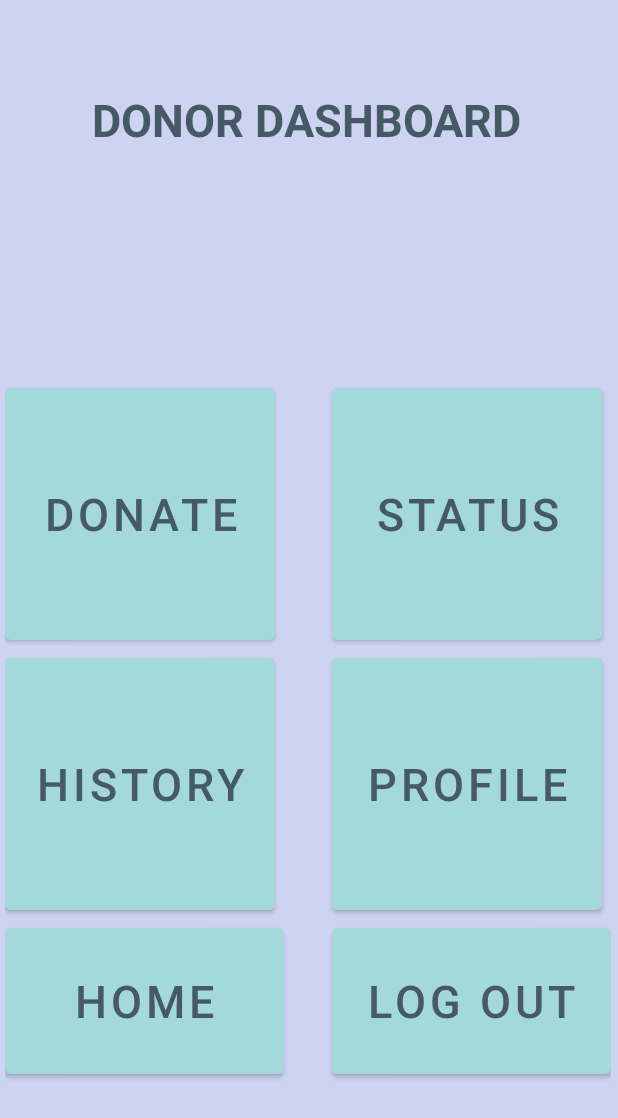
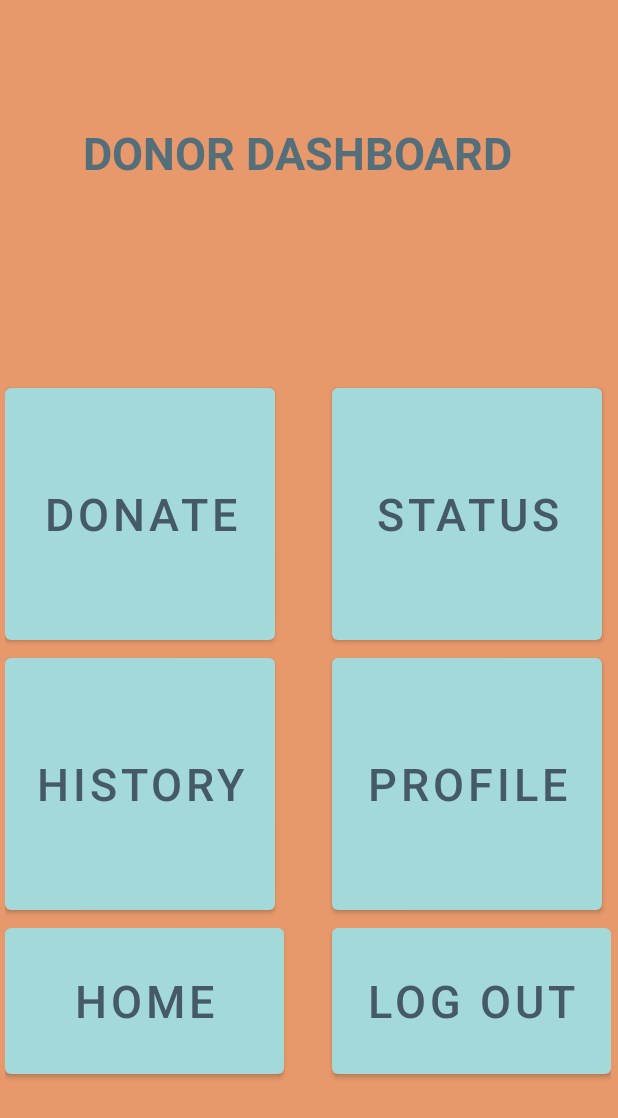
Before and after one commit to vmskonakanchi/SharedMeal, an Android app: the DashBoardActivity screen opened directly, with no data from a screen before it, on a phone screen of 412 x 824 dp. Shown: the top 1118 px of the screen. Run offline under Robolectric (Android 15) with nearby library versions, the phone set to English and light mode, and no system bars; our stand-ins replace Firebase (no records; nobody signed in at launch, a user with empty details on screens opened directly).

```diff
--- a/SharedMeal/app/src/main/AndroidManifest.xml
+++ b/SharedMeal/app/src/main/AndroidManifest.xml
@@ -18,10 +18,6 @@
             android:name="com.google.android.geo.API_KEY"
             android:value="${MAPS_API_KEY}" />
 
-        <activity
-            android:name="Rider.RiderMapActivity"
-            android:exported="false"
-            android:label="@string/title_activity_rider_map" />
         <activity
             android:name="Rider.PickUpComplete"
             android:exported="false" />
--- a/SharedMeal/app/src/main/java/com/example/sharedmeal/Donor/DashBoardActivity.java
+++ b/SharedMeal/app/src/main/java/com/example/sharedmeal/Donor/DashBoardActivity.java
@@ -85,7 +85,6 @@ public class DashBoardActivity extends AppCompatActivity {
             @Override
             public void onIdTokenChanged(@NonNull FirebaseAuth firebaseAuth) {
                 startActivity(new Intent(DashBoardActivity.this, MainActivity.class));
-                Toast.makeText(DashBoardActivity.this, "Logged Out Successfully", Toast.LENGTH_SHORT).show();
             }
         };
         auth.addIdTokenListener(listener);
--- a/SharedMeal/app/src/main/java/com/example/sharedmeal/Donor/StatusActivity.java
+++ b/SharedMeal/app/src/main/java/com/example/sharedmeal/Donor/StatusActivity.java
@@ -59,7 +59,6 @@ public class StatusActivity extends AppCompatActivity {
             Toast.makeText(this, "Something went wrong,please try again", Toast.LENGTH_SHORT).show();
             e.printStackTrace();
         }
-
     }
 
     public void DeleteDonation(View view) {
--- a/SharedMeal/app/src/main/res/layout/donor_dash_board.xml
+++ b/SharedMeal/app/src/main/res/layout/donor_dash_board.xml
@@ -8,18 +8,18 @@
 
     <TextView
         android:id="@+id/textView"
-        android:layout_width="288dp"
-        android:layout_height="47dp"
+        android:layout_width="322dp"
+        android:layout_height="44dp"
         android:text="DONOR DASHBOARD"
-        android:textColor="@color/text"
+        android:textColor="#546E7A"
         android:textSize="30sp"
         android:textStyle="bold"
         app:layout_constraintBottom_toBottomOf="parent"
         app:layout_constraintEnd_toEndOf="parent"
-        app:layout_constraintHorizontal_bias="0.496"
+        app:layout_constraintHorizontal_bias="0.617"
         app:layout_constraintStart_toStartOf="parent"
         app:layout_constraintTop_toTopOf="parent"
-        app:layout_constraintVertical_bias="0.076" />
+        app:layout_constraintVertical_bias="0.104" />
 
     <androidx.gridlayout.widget.GridLayout
         android:id="@+id/gridLayout"
--- a/SharedMeal/app/src/main/res/values-night/themes.xml
+++ b/SharedMeal/app/src/main/res/values-night/themes.xml
@@ -1,17 +1,16 @@
 <resources xmlns:tools="http://schemas.android.com/tools">
     <!-- Base application theme. -->
-    <style name="Theme.SharedMeal" parent="Theme.MaterialComponents.DayNight.DarkActionBar">
+    <style name="Theme.SharedMeal" parent="Theme.MaterialComponents.DayNight.NoActionBar">
         <!-- Primary brand color. -->
-        <item name="colorPrimary">@color/grey</item>
+        <item name="colorPrimary">@color/lightgreen</item>
         <item name="colorPrimaryVariant">@color/lightgreen</item>
         <item name="colorOnPrimary">@color/lightgreen</item>
         <!-- Secondary brand color. -->
         <item name="colorSecondary">@color/lightpink</item>
         <item name="colorSecondaryVariant">@color/lightpink</item>
-        <item name="colorOnSecondary">@color/lightwhitewithblue</item>
+        <item name="colorOnSecondary">@color/lightpink</item>
         <!-- Status bar color. -->
-        <item name="android:statusBarColor" tools:targetApi="l">?attr/colorPrimaryVariant</item>
-        <!-- Customize your theme here. -->
+        <item name="android:statusBarColor" tools:targetApi="l">?attr/color</item>
         <item name="android:background">@color/lightwhitewithblue</item>
     </style>
 </resources>
--- a/SharedMeal/app/src/main/res/values/colors.xml
+++ b/SharedMeal/app/src/main/res/values/colors.xml
@@ -1,7 +1,7 @@
 <?xml version="1.0" encoding="utf-8"?>
 <resources>
     <color name="lightpink">#F2AEC7</color>
-    <color name="lightwhitewithblue">#CED3F2</color>
+    <color name="lightwhitewithblue">#E8996B</color>
     <color name="lightpurple">#56638C</color>
     <color name="lightgreen">#A3D9D9</color>
     <color name="grey">#F2F2F2</color>
--- a/SharedMeal/app/src/main/res/values/themes.xml
+++ b/SharedMeal/app/src/main/res/values/themes.xml
@@ -12,6 +12,5 @@
         <!-- Status bar color. -->
         <item name="android:statusBarColor" tools:targetApi="l">?attr/color</item>
         <item name="android:background">@color/lightwhitewithblue</item>
-        <!-- Customize your theme here. -->
     </style>
 </resources>
```
Also changed, not shown: SharedMeal/app/src/main/java/Rider/PickUpComplete.java (+44 -11 lines), SharedMeal/app/src/main/java/Rider/RiderHistory.java (+11 -5 lines), SharedMeal/app/src/main/java/Rider/RiderMapActivity.java (deleted, +0 -49 lines), SharedMeal/app/src/main/res/layout/activity_rider_map.xml (deleted, +0 -8 lines), SharedMeal/app/src/main/res/layout/pick_up_complete.xml (+21 -5 lines).
